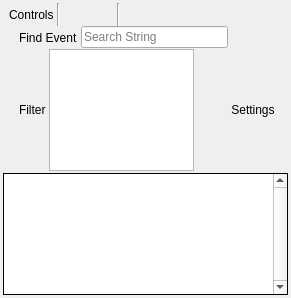
This is qrenderdoc/Windows/EventBrowser.ui in baldurk/renderdoc as Qt 5 draws it before an edit. The edited form follows.
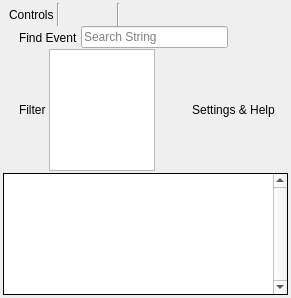
This is the edited form. Icons and pictures are not drawn. Custom widgets are drawn as their Qt base class.

Commit message: Rename 'Settings' to 'Settings & Help' in filter toolbar

What changed in the file:
```diff
--- a/qrenderdoc/Windows/EventBrowser.ui
+++ b/qrenderdoc/Windows/EventBrowser.ui
@@ -373,7 +373,7 @@
          <string>Configuration and help for filter expressions</string>
         </property>
         <property name="text">
-         <string>Settings</string>
+         <string>Settings &amp;&amp; Help</string>
         </property>
         <property name="icon">
          <iconset resource="../Resources/resources.qrc">
```
